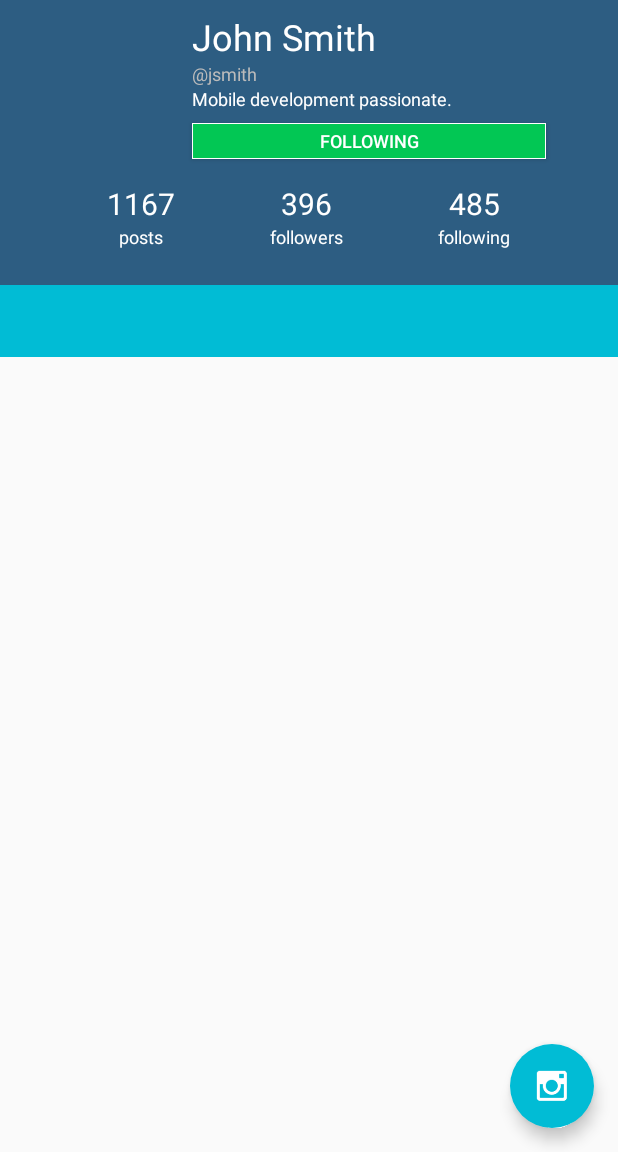
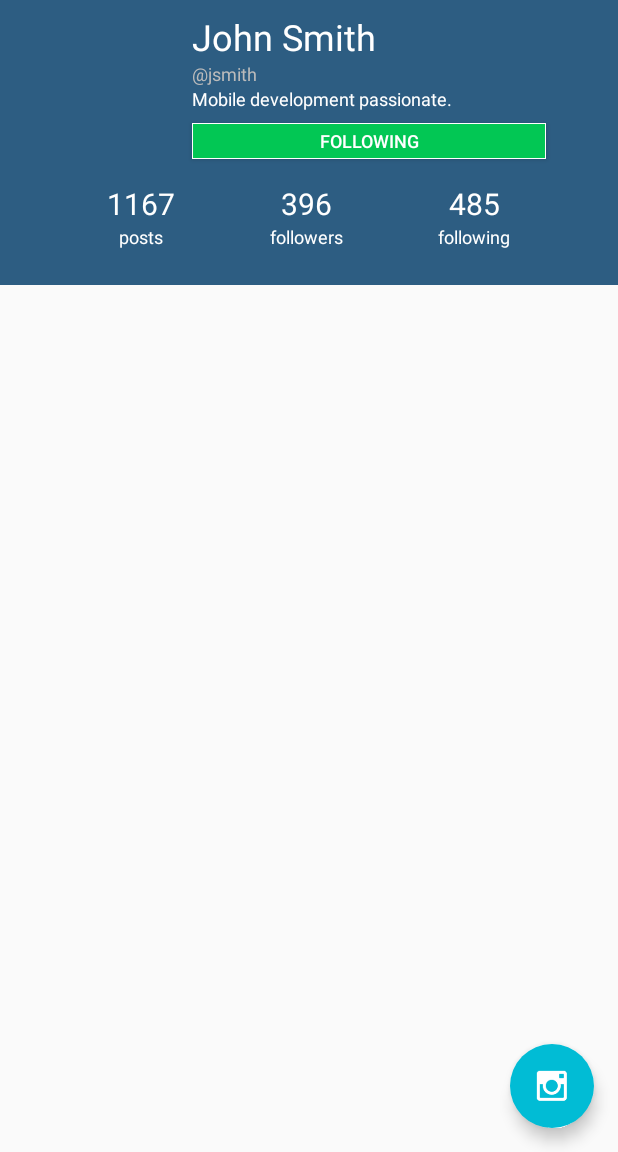
Before and after one commit to sravan2828/ironfitness-android, an Android app: the layout activity_user_profile.xml on its own in the app's theme, with its tools: preview values and no code run, on a phone screen of 412 x 824 dp, the part 84-1236 px from its top. Run offline under Robolectric (Android 15) with nearby library versions, the phone set to English and light mode, and no system bars.

Commit message:
made profile page content configurable

```diff
--- a/app/src/main/AndroidManifest.xml
+++ b/app/src/main/AndroidManifest.xml
@@ -35,6 +35,8 @@
             android:windowSoftInputMode="stateHidden">
 
         </activity>
+        <activity android:name=".ui.activity.BaseDrawerActivity">
+        </activity>
     </application>
 
 </manifest>
--- a/app/src/main/java/in/ironfitness/android/app/ui/activity/BaseActivity.java
+++ b/app/src/main/java/in/ironfitness/android/app/ui/activity/BaseActivity.java
@@ -11,9 +11,7 @@ import butterknife.ButterKnife;
 import butterknife.BindView;
 import in.ironfitness.android.app.R;
 
-/**
- * Created by Miroslaw Stanek on 19.01.15.
- */
+
 public class BaseActivity extends AppCompatActivity {
 
     @Nullable
--- a/app/src/main/java/in/ironfitness/android/app/ui/activity/CommentsActivity.java
+++ b/app/src/main/java/in/ironfitness/android/app/ui/activity/CommentsActivity.java
@@ -67,7 +67,7 @@ public class CommentsActivity extends BaseDrawerActivity implements SendCommentB
         commentsAdapter = new CommentsAdapter(this);
         rvComments.setAdapter(commentsAdapter);
         rvComments.setOverScrollMode(View.OVER_SCROLL_NEVER);
-        rvComments.setOnScrollListener(new RecyclerView.OnScrollListener() {
+        rvComments.addOnScrollListener(new RecyclerView.OnScrollListener() {
             @Override
             public void onScrollStateChanged(RecyclerView recyclerView, int newState) {
                 if (newState == RecyclerView.SCROLL_STATE_DRAGGING) {
--- a/app/src/main/java/in/ironfitness/android/app/ui/activity/PublishActivity.java
+++ b/app/src/main/java/in/ironfitness/android/app/ui/activity/PublishActivity.java
@@ -21,9 +21,7 @@ import butterknife.OnCheckedChanged;
 import in.ironfitness.android.app.R;
 import in.ironfitness.android.app.Utils;
 
-/**
- * Created by Miroslaw Stanek on 21.02.15.
- */
+
 public class PublishActivity extends BaseActivity {
     public static final String ARG_TAKEN_PHOTO_URI = "arg_taken_photo_uri";
 
--- a/app/src/main/java/in/ironfitness/android/app/ui/adapter/FeedItemAnimator.java
+++ b/app/src/main/java/in/ironfitness/android/app/ui/adapter/FeedItemAnimator.java
@@ -19,9 +19,7 @@ import java.util.Map;
 import in.ironfitness.android.app.R;
 import in.ironfitness.android.app.Utils;
 
-/**
- * Created by Miroslaw Stanek on 02.12.2015.
- */
+
 public class FeedItemAnimator extends DefaultItemAnimator {
     private static final DecelerateInterpolator DECCELERATE_INTERPOLATOR = new DecelerateInterpolator();
     private static final AccelerateInterpolator ACCELERATE_INTERPOLATOR = new AccelerateInterpolator();
--- a/app/src/main/java/in/ironfitness/android/app/ui/utils/CircleTransformation.java
+++ b/app/src/main/java/in/ironfitness/android/app/ui/utils/CircleTransformation.java
@@ -8,9 +8,7 @@ import android.graphics.Paint;
 
 import com.squareup.picasso.Transformation;
 
-/**
- * Created by Miroslaw Stanek on 20.01.15.
- */
+
 public class CircleTransformation implements Transformation {
 
     private static final int STROKE_WIDTH = 6;
--- a/app/src/main/java/in/ironfitness/android/app/ui/view/LoadingFeedItemView.java
+++ b/app/src/main/java/in/ironfitness/android/app/ui/view/LoadingFeedItemView.java
@@ -15,9 +15,7 @@ import butterknife.BindView;
 import butterknife.ButterKnife;
 import in.ironfitness.android.app.R;
 
-/**
- * Created by Miroslaw Stanek on 09.12.2015.
- */
+
 public class LoadingFeedItemView extends FrameLayout {
 
     @BindView(R.id.vSendingProgress)
--- a/app/src/main/java/in/ironfitness/android/app/ui/view/RevealBackgroundView.java
+++ b/app/src/main/java/in/ironfitness/android/app/ui/view/RevealBackgroundView.java
@@ -14,9 +14,7 @@ import android.view.View;
 import android.view.animation.AccelerateInterpolator;
 import android.view.animation.Interpolator;
 
-/**
- * Created by Miroslaw Stanek on 18.01.15.
- */
+
 public class RevealBackgroundView extends View {
     public static final int STATE_NOT_STARTED = 0;
     public static final int STATE_FILL_STARTED = 1;
--- a/app/src/main/java/in/ironfitness/android/app/ui/view/SendingProgressView.java
+++ b/app/src/main/java/in/ironfitness/android/app/ui/view/SendingProgressView.java
@@ -22,9 +22,7 @@ import android.view.animation.OvershootInterpolator;
 
 import in.ironfitness.android.app.R;
 
-/**
- * Created by Miroslaw Stanek on 28.02.15.
- */
+
 public class SendingProgressView extends View {
     public static final int STATE_NOT_STARTED = 0;
     public static final int STATE_PROGRESS_STARTED = 1;
--- a/app/src/main/java/in/ironfitness/android/app/ui/view/SquaredFrameLayout.java
+++ b/app/src/main/java/in/ironfitness/android/app/ui/view/SquaredFrameLayout.java
@@ -6,9 +6,7 @@ import android.os.Build;
 import android.util.AttributeSet;
 import android.widget.FrameLayout;
 
-/**
- * Created by Miroslaw Stanek on 26.12.14.
- */
+
 public class SquaredFrameLayout extends FrameLayout {
     public SquaredFrameLayout(Context context) {
         super(context);
--- a/app/src/main/res/layout/activity_user_profile.xml
+++ b/app/src/main/res/layout/activity_user_profile.xml
@@ -69,6 +69,7 @@
                             android:orientation="vertical">
 
                             <TextView
+                                android:id="@+id/name"
                                 android:layout_width="match_parent"
                                 android:layout_height="wrap_content"
                                 android:text="John Smith"
@@ -76,6 +77,7 @@
                                 android:textSize="24sp" />
 
                             <TextView
+                                android:id="@+id/userName"
                                 android:layout_width="match_parent"
                                 android:layout_height="wrap_content"
                                 android:text="\@jsmith"
@@ -83,6 +85,7 @@
                                 android:textSize="12sp" />
 
                             <TextView
+                                android:id="@+id/bio"
                                 android:layout_width="match_parent"
                                 android:layout_height="wrap_content"
                                 android:text="Mobile development passionate."
@@ -119,6 +122,7 @@
                             android:orientation="vertical">
 
                             <TextView
+                                android:id="@+id/postCount"
                                 android:layout_width="wrap_content"
                                 android:layout_height="wrap_content"
                                 android:text="1167"
@@ -141,6 +145,7 @@
                             android:orientation="vertical">
 
                             <TextView
+                                android:id="@+id/followerCount"
                                 android:layout_width="wrap_content"
                                 android:layout_height="wrap_content"
                                 android:text="396"
@@ -163,6 +168,7 @@
                             android:orientation="vertical">
 
                             <TextView
+                                android:id="@+id/followingCount"
                                 android:layout_width="wrap_content"
                                 android:layout_height="wrap_content"
                                 android:text="485"
@@ -201,21 +207,7 @@
 
             </android.support.design.widget.CollapsingToolbarLayout>
 
-            <FrameLayout
-                android:layout_width="match_parent"
-                android:layout_height="48dp">
 
-                <android.support.design.widget.TabLayout
-                    android:id="@+id/tlUserProfileTabs"
-                    android:layout_width="match_parent"
-                    android:layout_height="48dp"
-                    android:background="?attr/colorAccent"
-                    app:tabGravity="fill"
-                    app:tabIndicatorColor="#5be5ad"
-                    app:tabIndicatorHeight="4dp"
-                    app:tabMode="fixed" />
-
-            </FrameLayout>
 
         </android.support.design.widget.AppBarLayout>
 
```
Also changed, not shown: app/src/main/java/in/ironfitness/android/app/ui/activity/BaseDrawerActivity.java (+4 -9 lines), app/src/main/java/in/ironfitness/android/app/ui/activity/UserProfileActivity.java (+36 -19 lines), app/src/main/java/in/ironfitness/android/app/ui/adapter/UserProfileAdapter.java (+4 -4 lines), app/src/main/java/in/ironfitness/android/app/ui/network/ProfileData.java (+22 -4 lines), app/src/main/java/in/ironfitness/android/app/ui/pojo/User.java (+56 -3 lines).
